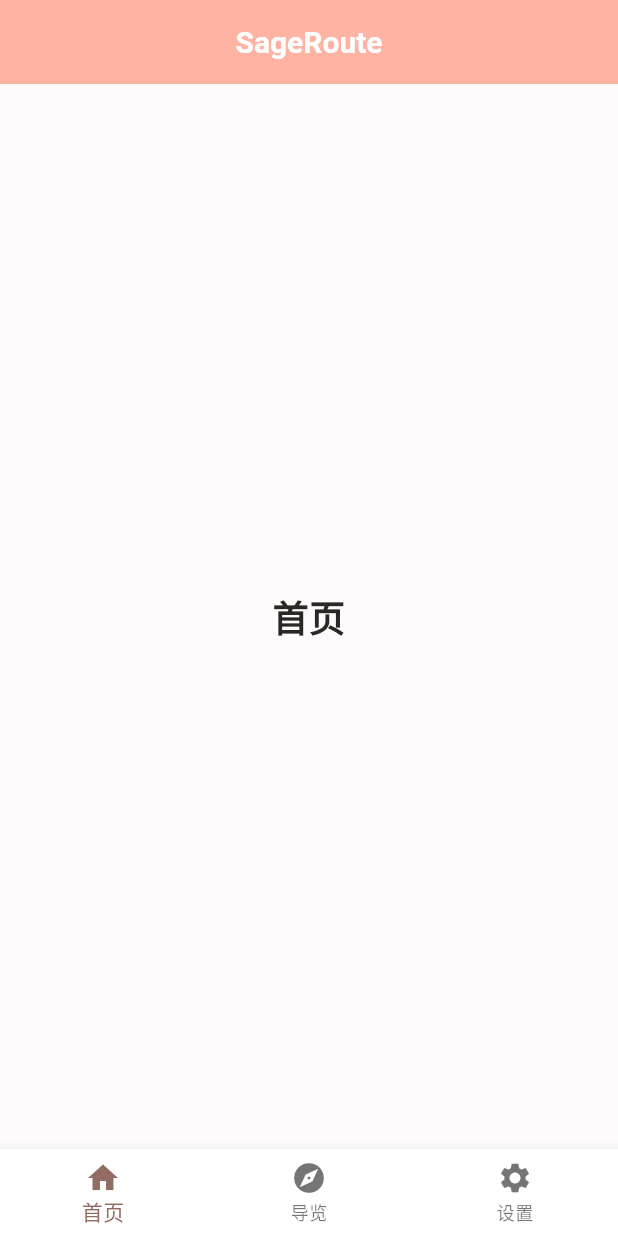
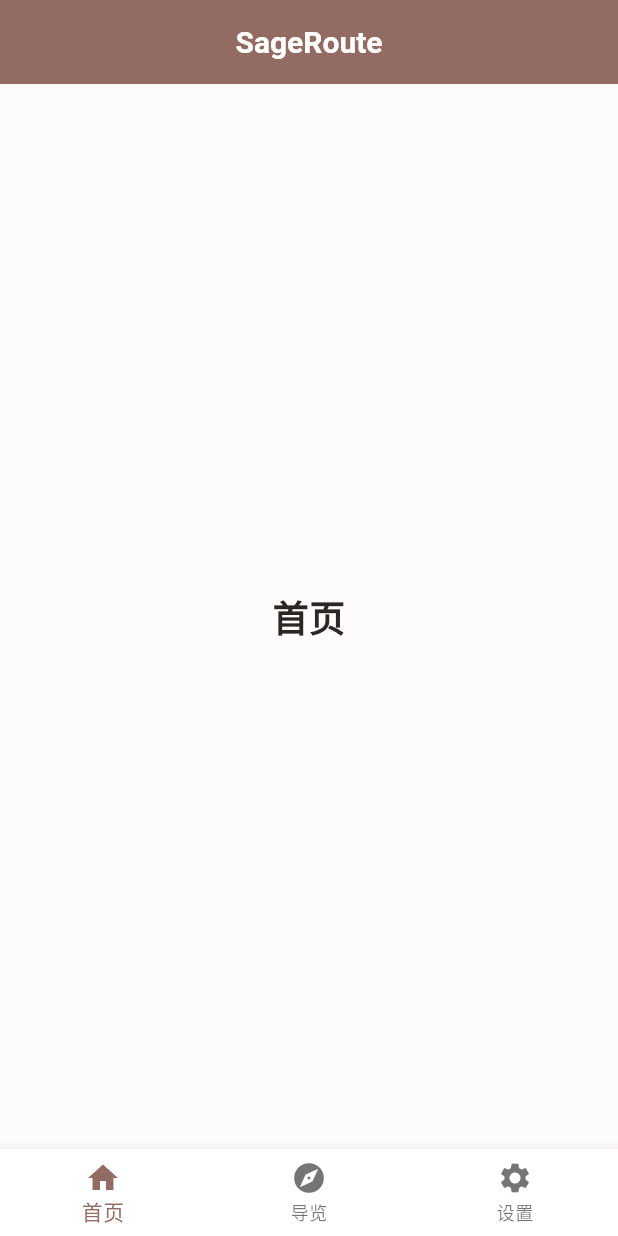
Before and after one commit to SakuraVillager/SageRoute, a Flutter app: the screen it shows after launch, on a phone screen of 412 x 824 dp. Run offline on Flutter 3.47's test engine with Material 3 defaults, Android fonts, the phone set to English and light mode, and no system bars.

Commit message:
修改顶部条颜色

```diff
--- a/lib/main.dart
+++ b/lib/main.dart
@@ -60,7 +60,7 @@ class _MainScreenState extends State<MainScreen> {
     return Scaffold(
       appBar: AppBar(
         title: const Text('SageRoute'),
-        backgroundColor: Theme.of(context).colorScheme.inversePrimary,
+        backgroundColor: Theme.of(context).colorScheme.primary,
       ),
       body: _widgetOptions.elementAt(_selectedIndex),
       bottomNavigationBar: BottomNavigationBar(
```
